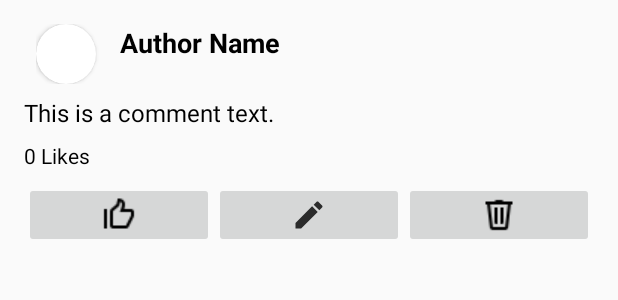
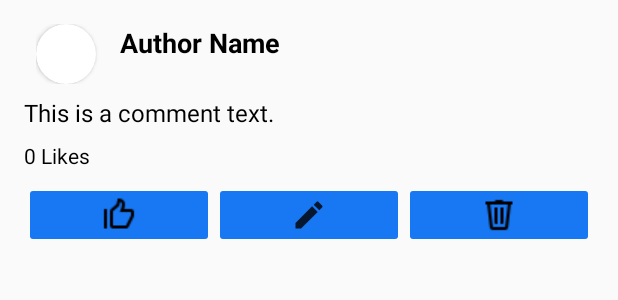
Before and after one commit to Orile14/Project-One-Ex2-Android, an Android app: the layout activity_comment.xml on its own in the app's theme, with its tools: preview values and no code run, on a phone screen of 412 x 824 dp. Shown: the top 300 px of the screen. Run offline under Robolectric (Android 15) with nearby library versions, the phone set to English and light mode, and no system bars.

Commit message:
fixing random bugs

```diff
--- a/app/src/main/res/layout/activity_comment.xml
+++ b/app/src/main/res/layout/activity_comment.xml
@@ -74,24 +74,27 @@
             android:layout_width="0dp"
             android:layout_height="wrap_content"
             android:layout_weight="1"
+            android:backgroundTint="#1877F2"
             android:scaleType="center"
             app:srcCompat="@drawable/ic_like" />
 
+        <!-- Delete Button -->
         <ImageButton
             android:id="@+id/imageButton6"
             android:layout_width="0dp"
             android:layout_height="wrap_content"
             android:layout_weight="1"
 
+            android:backgroundTint="#1877F2"
             app:srcCompat="@drawable/ic_edit" />
 
-        <!-- Delete Button -->
         <ImageButton
             android:id="@+id/imageButton12"
             android:layout_width="0dp"
             android:layout_height="wrap_content"
             android:layout_weight="1"
 
+            android:backgroundTint="#1877F2"
             app:srcCompat="@drawable/ic_garbage" />
 
     </LinearLayout>
```
Also changed, not shown: app/src/main/java/com/example/projectoneex2/feedActivity.java (+28 -12 lines).
